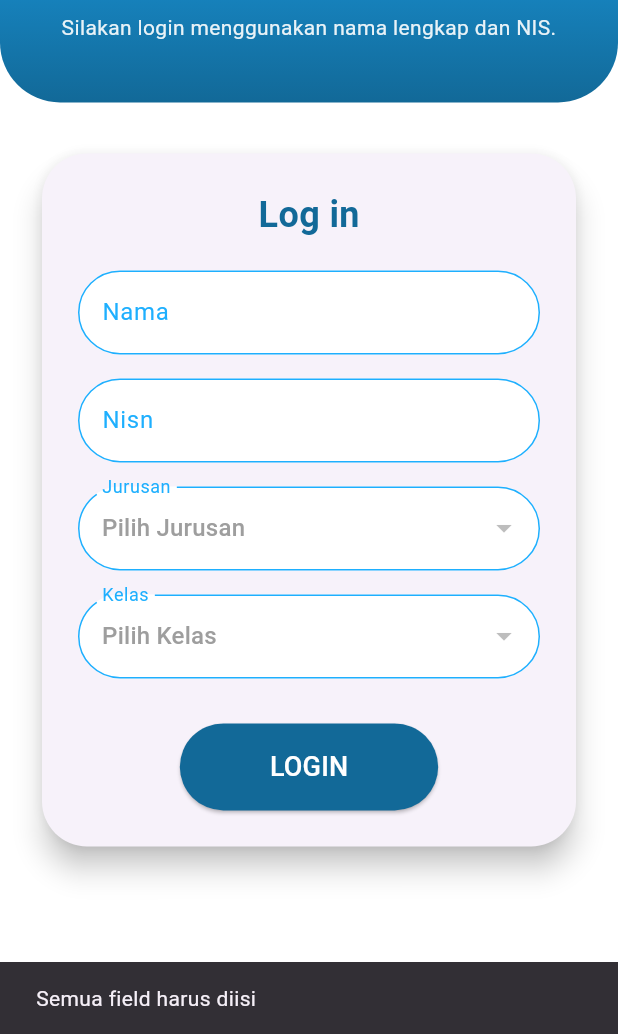
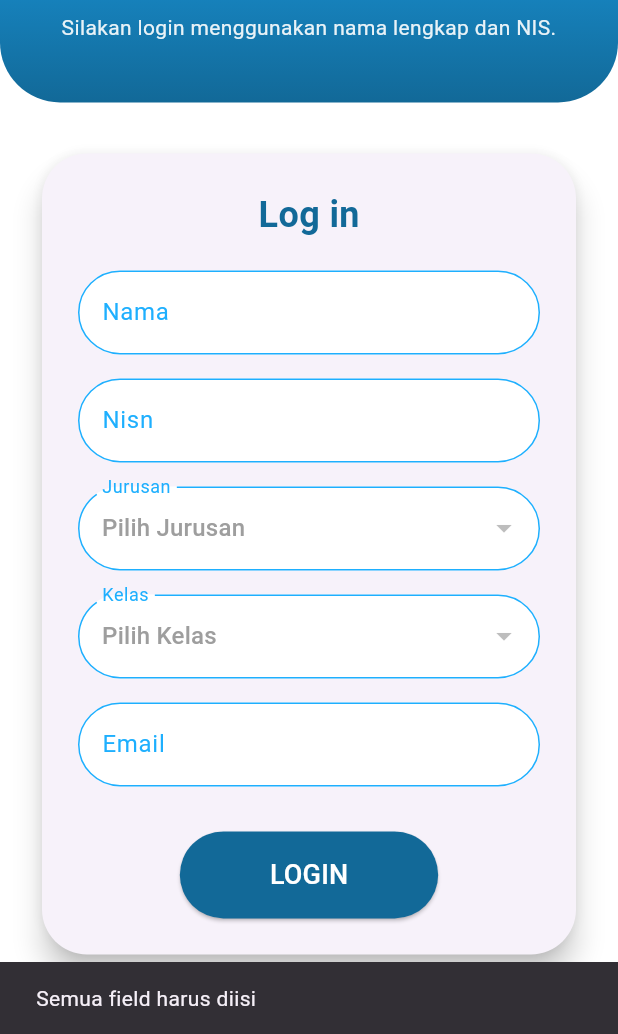
Before and after one commit to xdrftc/UjiAja2, a Flutter app: the LoginSiswa screen opened directly, after a tap on "LOGIN", on a phone screen of 412 x 824 dp, the part 202-1236 px from its top. Run offline on Flutter 3.47's test engine with Material 3 defaults, Android fonts, the light colour scheme and no system bars; our stand-ins replace firebase_core, lottie, supabase_flutter; accounts and stored records are empty; Roboto replaces fonts that are missing (LeckerliOne).

Commit message:
initial commit

```diff
--- a/lib/screen/siswa/loginsiswa.dart
+++ b/lib/screen/siswa/loginsiswa.dart
@@ -14,6 +14,7 @@ class LoginSiswa extends StatefulWidget {
 class _LoginSiswaState extends State<LoginSiswa> {
   final _namaController = TextEditingController();
   final _nisnController = TextEditingController();
+  final _emailController = TextEditingController(); // BARU: EMAIL
   String? _selectedJurusan;
   String? _selectedKelas;
   bool _isLoading = false;
@@ -67,9 +68,11 @@ class _LoginSiswaState extends State<LoginSiswa> {
   Future<void> _loginOrRegister() async {
     final nama = _namaController.text.trim();
     final nisn = _nisnController.text.trim();
+    final email = _emailController.text.trim();
 
     if (nama.isEmpty ||
         nisn.isEmpty ||
+        email.isEmpty ||
         _selectedJurusan == null ||
         _selectedKelas == null) {
       _showSnackBar("Semua field harus diisi");
@@ -81,21 +84,30 @@ class _LoginSiswaState extends State<LoginSiswa> {
       return;
     }
 
+    if (!RegExp(r'^[\w-\.]+@([\w-]+\.)+[\w-]{2,4}$').hasMatch(email)) {
+      _showSnackBar("Email tidak valid");
+      return;
+    }
+
     setState(() => _isLoading = true);
 
     try {
-      final email = '$nisn@ujiaja.local';
       const password = 'ujiaja2025';
 
-      final siswa = await supabase
+      final existing = await supabase
           .from('siswa')
           .select()
           .eq('nisn', nisn)
           .maybeSingle();
-      if (siswa != null) {
-        final data = siswa as Map;
+
+      if (existing != null) {
+        final data = existing as Map;
         if (data['nama'].toString().toLowerCase() != nama.toLowerCase()) {
           _showSnackBar("Nama tidak sesuai dengan NISN");
+          return;
+        }
+        if (data['email'] != email) {
+          _showSnackBar("Email tidak sesuai dengan NISN");
           return;
         }
       }
@@ -105,17 +117,19 @@ class _LoginSiswaState extends State<LoginSiswa> {
           email: email,
           password: password,
         );
+        _showSnackBar("Login berhasil!");
       } on AuthException catch (e) {
         if (e.message.contains('Invalid login credentials')) {
           await supabase.auth.signUp(email: email, password: password);
           await supabase.from('siswa').insert({
             'nisn': nisn,
             'nama': nama,
+            'email': email,
             'kelas': _selectedKelas,
             'jurusan': _selectedJurusan,
             'role': 'siswa',
           });
-          _showSnackBar("Akun baru dibuat!");
+          _showSnackBar("Akun baru dibuat otomatis!");
         } else {
           rethrow;
         }
@@ -142,6 +156,7 @@ class _LoginSiswaState extends State<LoginSiswa> {
   void dispose() {
     _namaController.dispose();
     _nisnController.dispose();
+    _emailController.dispose(); // TAMBAH!
     super.dispose();
   }
 
@@ -213,6 +228,7 @@ class _LoginSiswaState extends State<LoginSiswa> {
                         ),
                       ),
                       const SizedBox(height: 20),
+
                       _buildTextField("Nama", _namaController),
                       const SizedBox(height: 16),
                       _buildTextField(
@@ -245,7 +261,14 @@ class _LoginSiswaState extends State<LoginSiswa> {
                         enabled: _kelasList.isNotEmpty,
                         hint: _isLoadingDropdown ? "Memuat..." : "Pilih Kelas",
                       ),
+                      const SizedBox(height: 16),
+                      _buildTextField(
+                        "Email",
+                        _emailController,
+                        keyboardType: TextInputType.emailAddress,
+                      ), // BARU!
                       const SizedBox(height: 30),
+
                       _isLoading
                           ? const CircularProgressIndicator(
                               color: Color(0xFF126998),
```
